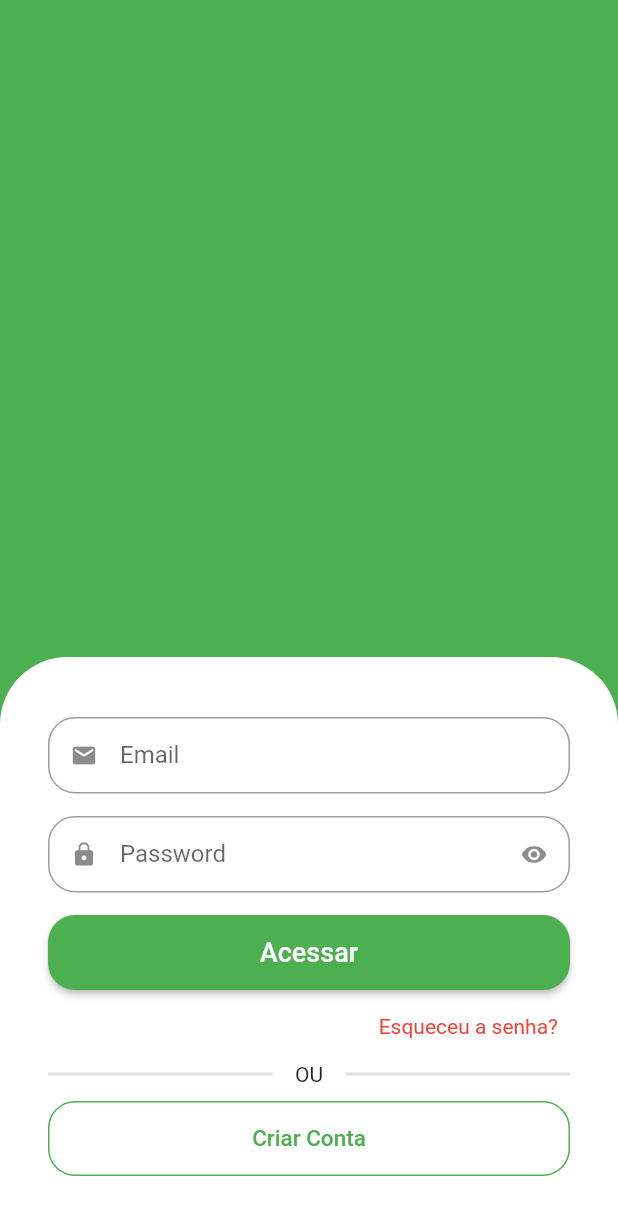
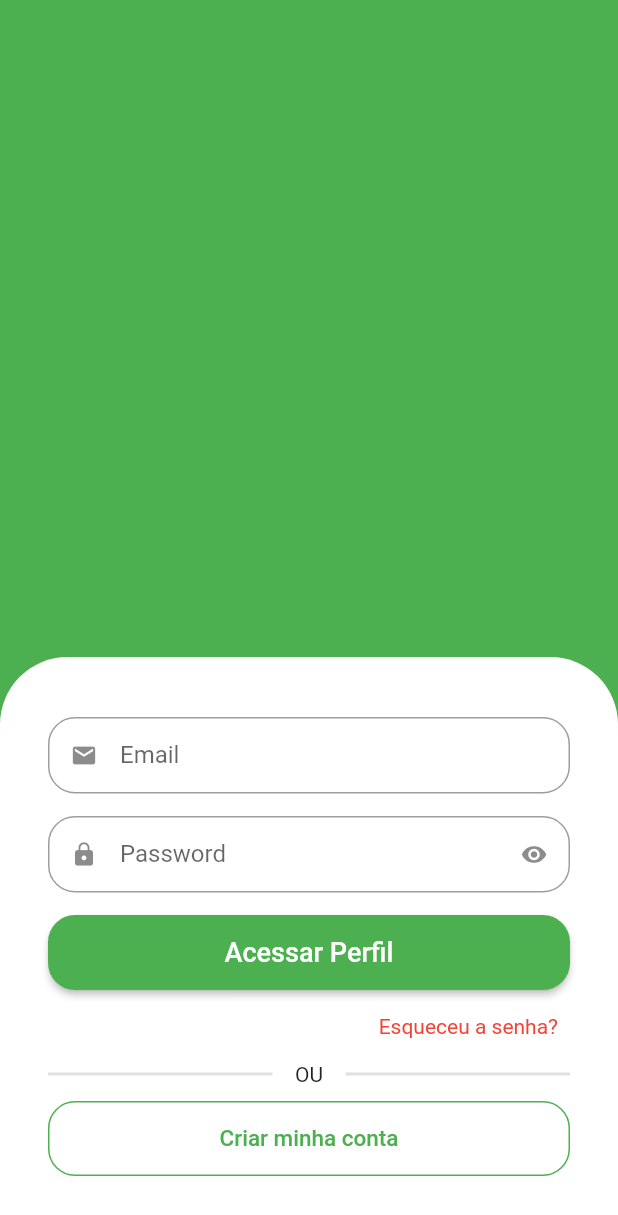
Before and after one commit to glesiosantos/greengrocer, a Flutter app: the screen it shows after launch, on a phone screen of 412 x 824 dp. Shown: the top 1215 px of the screen. Run offline on Flutter 3.47's test engine with Material 2 defaults, Android fonts, the phone set to English and light mode, and no system bars.

Commit message:
customizando os botões da aplicação

```diff
--- a/lib/src/auth/sign_in_screen.dart
+++ b/lib/src/auth/sign_in_screen.dart
@@ -1,4 +1,7 @@
 import 'package:flutter/material.dart';
+import 'package:greengrocer/src/custom/custom_button_outlined.dart';
+import 'package:greengrocer/src/custom/custom_elevated_button.dart';
+import 'package:greengrocer/src/custom/custom_row_divider.dart';
 import 'package:greengrocer/src/custom/custom_text_field_form.dart';
 
 class SignInScreen extends StatelessWidget {
@@ -30,19 +33,7 @@ class SignInScreen extends StatelessWidget {
                   labelInput: 'Password',
                   isSecret: true,
                 ),
-                SizedBox(
-                  height: 50,
-                  child: ElevatedButton(
-                    style: ElevatedButton.styleFrom(
-                        shape: RoundedRectangleBorder(
-                            borderRadius: BorderRadius.circular(18))),
-                    onPressed: () {},
-                    child: const Text(
-                      'Acessar',
-                      style: TextStyle(fontSize: 18),
-                    ),
-                  ),
-                ),
+                const CustomElevetadButton(textButton: 'Acessar Perfil'),
                 Align(
                   alignment: Alignment.centerRight,
                   child: TextButton(
@@ -54,43 +45,8 @@ class SignInScreen extends StatelessWidget {
                     ),
                   ),
                 ),
-                Padding(
-                  padding: const EdgeInsets.only(bottom: 10),
-                  child: Row(
-                    children: [
-                      Expanded(
-                        child: Divider(
-                          height: 10,
-                          color: Colors.grey.shade300,
-                          thickness: 2,
-                        ),
-                      ),
-                      const Padding(
-                          padding: EdgeInsets.symmetric(horizontal: 15),
-                          child: Text('OU')),
-                      Expanded(
-                        child: Divider(
-                          height: 10,
-                          color: Colors.grey.shade300,
-                          thickness: 2,
-                        ),
-                      )
-                    ],
-                  ),
-                ),
-                SizedBox(
-                  height: 50,
-                  child: OutlinedButton(
-                      style: OutlinedButton.styleFrom(
-                          side: const BorderSide(width: 1, color: Colors.green),
-                          shape: RoundedRectangleBorder(
-                              borderRadius: BorderRadius.circular(18))),
-                      onPressed: () {},
-                      child: const Text(
-                        'Criar Conta',
-                        style: TextStyle(fontSize: 15),
-                      )),
-                )
+                const CustomRowDivider(),
+                const CustomButtonOutlined(textButton: 'Criar minha conta'),
               ],
             ),
           )
--- /dev/null
+++ b/lib/src/custom/custom_button_outlined.dart
@@ -0,0 +1,23 @@
+import 'package:flutter/material.dart';
+
+class CustomButtonOutlined extends StatelessWidget {
+  final String textButton;
+  const CustomButtonOutlined({super.key, required this.textButton});
+
+  @override
+  Widget build(BuildContext context) {
+    return SizedBox(
+      height: 50,
+      child: OutlinedButton(
+          style: OutlinedButton.styleFrom(
+              side: const BorderSide(width: 1, color: Colors.green),
+              shape: RoundedRectangleBorder(
+                  borderRadius: BorderRadius.circular(18))),
+          onPressed: () {},
+          child: Text(
+            textButton,
+            style: const TextStyle(fontSize: 15),
+          )),
+    );
+  }
+}
--- /dev/null
+++ b/lib/src/custom/custom_elevated_button.dart
@@ -0,0 +1,23 @@
+import 'package:flutter/material.dart';
+
+class CustomElevetadButton extends StatelessWidget {
+  final String textButton;
+  const CustomElevetadButton({super.key, required this.textButton});
+
+  @override
+  Widget build(BuildContext context) {
+    return SizedBox(
+      height: 50,
+      child: ElevatedButton(
+        style: ElevatedButton.styleFrom(
+            shape: RoundedRectangleBorder(
+                borderRadius: BorderRadius.circular(18))),
+        onPressed: () {},
+        child: Text(
+          textButton,
+          style: const TextStyle(fontSize: 18),
+        ),
+      ),
+    );
+  }
+}
--- /dev/null
+++ b/lib/src/custom/custom_row_divider.dart
@@ -0,0 +1,32 @@
+import 'package:flutter/material.dart';
+
+class CustomRowDivider extends StatelessWidget {
+  const CustomRowDivider({super.key});
+
+  @override
+  Widget build(BuildContext context) {
+    return Padding(
+      padding: const EdgeInsets.only(bottom: 10),
+      child: Row(
+        children: [
+          Expanded(
+            child: Divider(
+              height: 10,
+              color: Colors.grey.shade300,
+              thickness: 2,
+            ),
+          ),
+          const Padding(
+              padding: EdgeInsets.symmetric(horizontal: 15), child: Text('OU')),
+          Expanded(
+            child: Divider(
+              height: 10,
+              color: Colors.grey.shade300,
+              thickness: 2,
+            ),
+          )
+        ],
+      ),
+    );
+  }
+}
```
